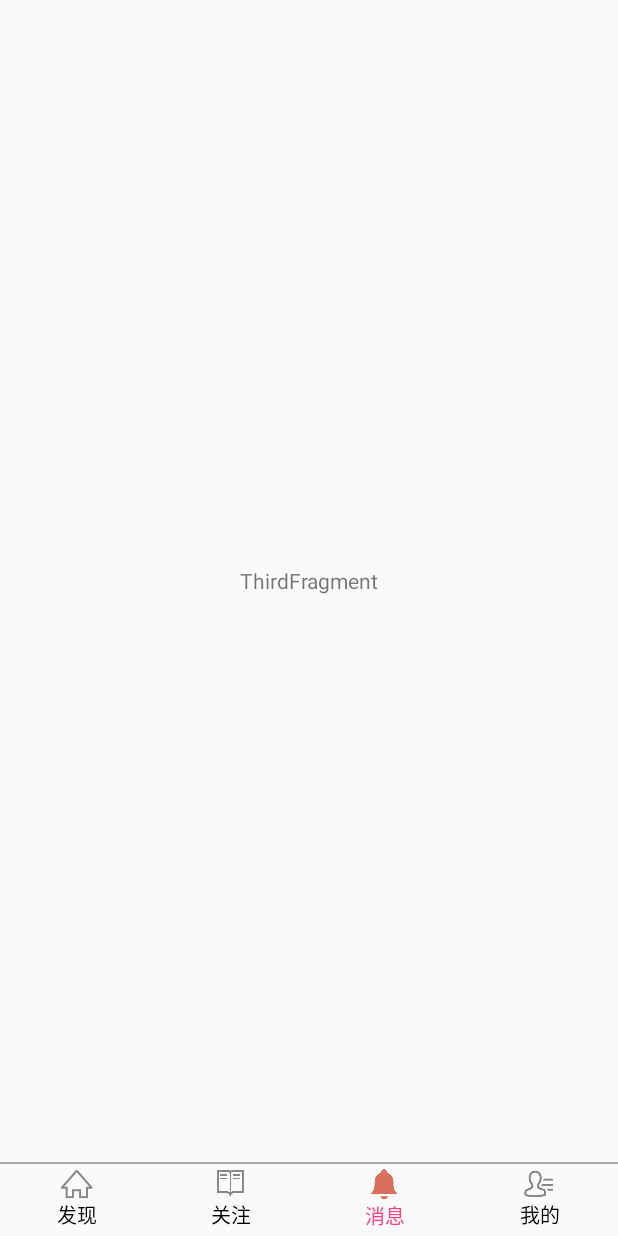
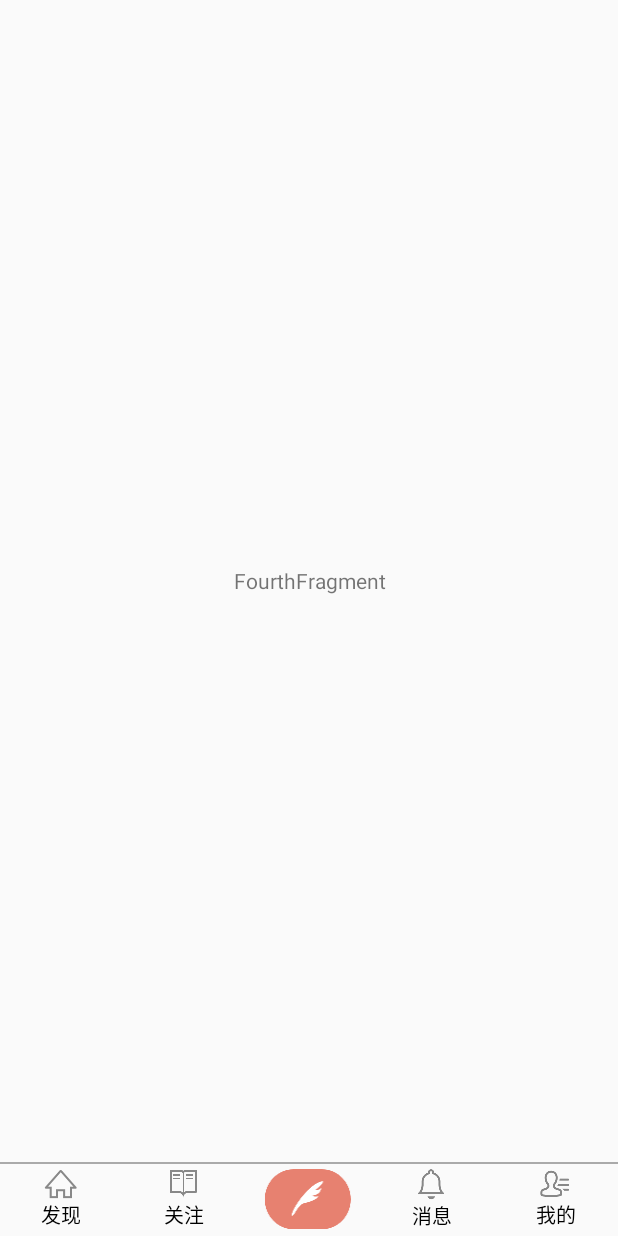
Before and after one commit to Android-Mu/AppBottomTab, an Android app: the TabLayoutStyleAct screen opened directly, with no data from a screen before it, item 3 of the bottom bar chosen, on a phone screen of 412 x 824 dp. Run offline under Robolectric (Android 15) with nearby library versions, the phone set to English and light mode, and no system bars.

Commit message:
添加中间tab

```diff
--- a/app/src/main/java/myapp/com/mjj/appbottomtab/tablayout/MyFragmentPagerAdaper.java
+++ b/app/src/main/java/myapp/com/mjj/appbottomtab/tablayout/MyFragmentPagerAdaper.java
@@ -30,8 +30,11 @@ public class MyFragmentPagerAdaper extends FragmentPagerAdapter {
             case 1:
                 return new SecondFragment();
             case 2:
+                // 点击中间tab时，为了验证结果，这里重复创建了一个FourthFragment.
+                return new FourthFragment();
+            case 3:
                 return new ThirdFragment();
-            case 3:
+            case 4:
                 return new FourthFragment();
         }
         return null;
--- a/app/src/main/java/myapp/com/mjj/appbottomtab/tablayout/TabLayoutStyleAct.java
+++ b/app/src/main/java/myapp/com/mjj/appbottomtab/tablayout/TabLayoutStyleAct.java
@@ -7,6 +7,7 @@ import android.support.v4.app.Fragment;
 import android.support.v4.app.FragmentActivity;
 import android.view.View;
 import android.widget.FrameLayout;
+import android.widget.ImageView;
 import android.widget.TextView;
 
 import myapp.com.mjj.appbottomtab.R;
@@ -22,8 +23,8 @@ import static android.view.View.inflate;
 public class TabLayoutStyleAct extends FragmentActivity {
 
     private TabLayout mTabLayout;
-    private int[] tabNames = {R.string.main_tab_name_explore, R.string.main_tab_name_tweet, R.string.main_tab_name_quick, R.string.main_tab_name_my};
-    private int[] tabIcons = {R.drawable.radio_homepage, R.drawable.radio_ordersearch, R.drawable.radio_personal, R.drawable.radio_my};
+    private int[] tabNames = {R.string.main_tab_name_explore, R.string.main_tab_name_tweet, R.string.main_tab_name_quick, R.string.main_tab_name_quick, R.string.main_tab_name_my};
+    private int[] tabIcons = {R.drawable.radio_homepage, R.drawable.radio_ordersearch, R.drawable.cb_icon_pen_normal, R.drawable.radio_personal, R.drawable.radio_my};
 
     private FrameLayout container;
     private MyFragmentPagerAdaper adapter;
@@ -39,9 +40,16 @@ public class TabLayoutStyleAct extends FragmentActivity {
         for (int i = 0; i < tabNames.length; i++) {
             View tabView = view.inflate(this, R.layout.tab_indicator, null);
             TextView textView = (TextView) tabView.findViewById(R.id.tab_title);
-            textView.setText(tabNames[i]);
-            // 利用这种办法设置图标是为了解决默认设置图标和文字出现的距离较大问题
-            textView.setCompoundDrawablesWithIntrinsicBounds(0, tabIcons[i], 0, 0);
+            if (i == 2) {
+                textView.setText("");
+                textView.setBackgroundResource(R.drawable.cb_icon_pen_normal);
+                ImageView icon = (ImageView) tabView.findViewById(R.id.iv_user_flow_icon);
+                icon.setVisibility(View.GONE);
+            } else {
+                textView.setText(tabNames[i]);
+                // 利用这种办法设置图标是为了解决默认设置图标和文字出现的距离较大问题
+                textView.setCompoundDrawablesWithIntrinsicBounds(0, tabIcons[i], 0, 0);
+            }
             mTabLayout.addTab(mTabLayout.newTab().setCustomView(textView));
         }
 
--- a/app/src/main/res/layout/tab_indicator.xml
+++ b/app/src/main/res/layout/tab_indicator.xml
@@ -4,7 +4,6 @@
     android:layout_width="wrap_content"
     android:layout_height="wrap_content"
     android:descendantFocusability="afterDescendants"
-    android:orientation="vertical"
     android:paddingBottom="2dp"
     android:paddingTop="4dp">
 
```
Also changed, not shown: app/src/main/java/myapp/com/mjj/appbottomtab/frtabhost/FrTabHostStyleAct.java (+19 -3 lines), app/src/main/java/myapp/com/mjj/appbottomtab/frtabhost/MainTab.java (+6 -2 lines), app/src/main/res/layout/activity_frtabhoststyleact.xml (+9 -0 lines).
